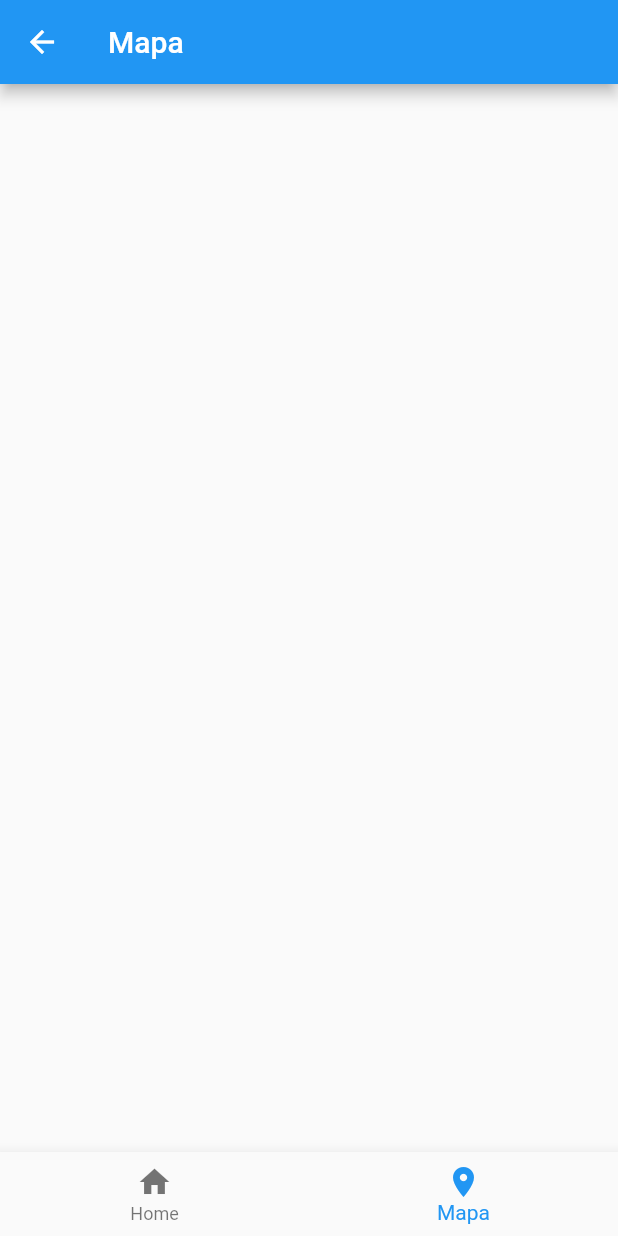
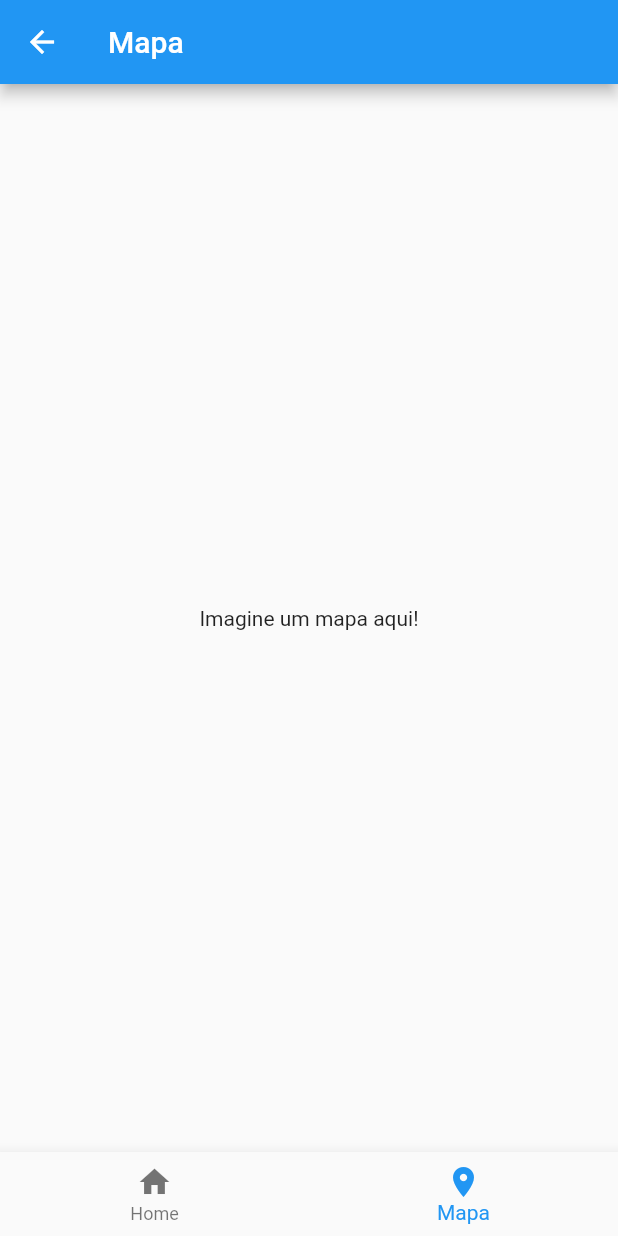
Before and after one commit to yasukawa426/flutter_video_aula, a Flutter app: the MapPage screen opened by its route, on a phone screen of 412 x 824 dp. Run offline on Flutter 3.47's test engine with Material 2 defaults, Android fonts, the light colour scheme and no system bars.

Commit message:
Adicionado um texto

```diff
--- a/lib/map_page.dart
+++ b/lib/map_page.dart
@@ -15,6 +15,9 @@
         title: const Text("Mapa"),
       ),
       bottomNavigationBar: CustomBottomBar(index: 1),
+      body: Center(
+        child: Text("Imagine um mapa aqui!"),
+      )
     );
   }
 }
```
